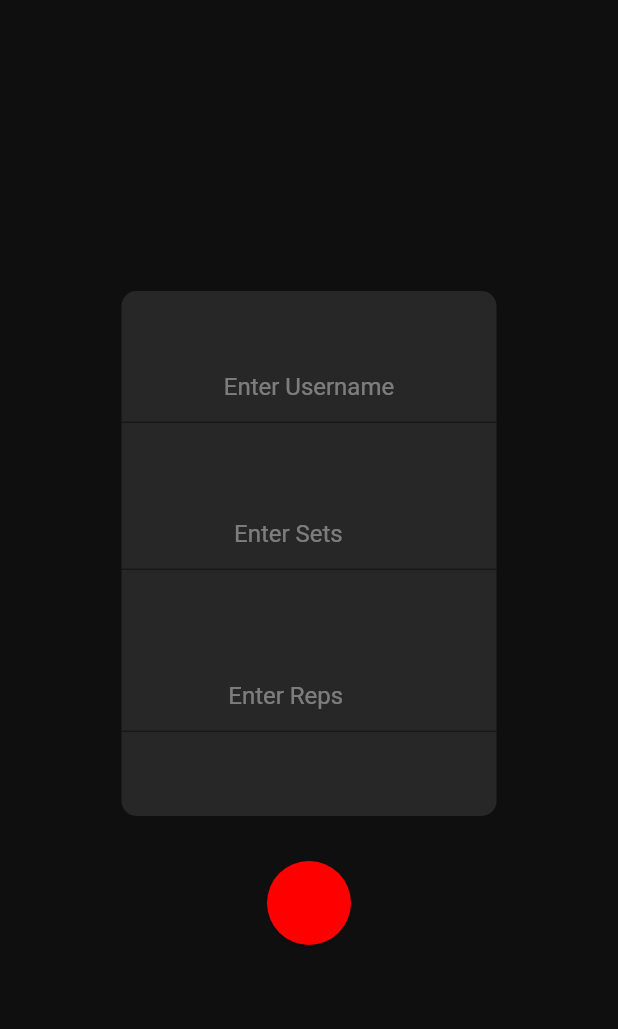
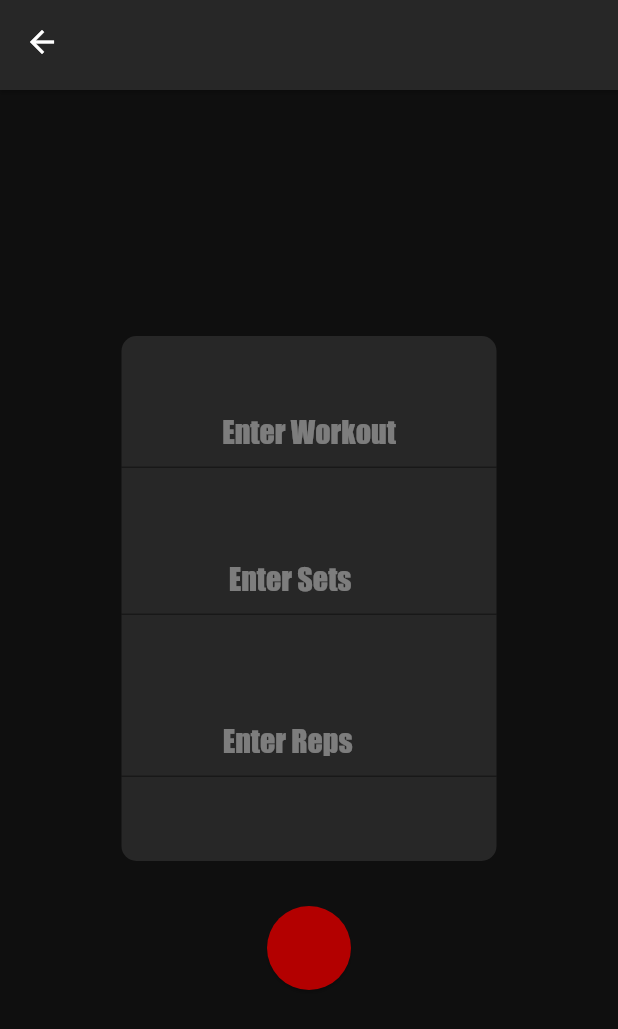
Before and after one commit to AndrewEllen/WorkoutApp, a Flutter app: the EditCurrentWorkout screen opened directly with empty values, on a phone screen of 412 x 824 dp. Shown: the top 1029 px of the screen. Run offline on Flutter 3.47's test engine with Material 2 defaults, Android fonts, the phone set to English and light mode, and no system bars; our stand-ins replace flutter_dotenv, scroll_snap_list, shared_preferences, supabase, supabase_flutter; missing offline and left inert: scroll_indicator; accounts and stored records are empty.

Commit message:
Changed most fontSizes, the default font and default colours

```diff
--- a/workout_app/lib/Components/Containers/workoutlistcontainer.dart
+++ b/workout_app/lib/Components/Containers/workoutlistcontainer.dart
@@ -29,7 +29,8 @@ class WorkoutListContainer extends StatelessWidget {
         child: Text(
           workout,
           style: TextStyle(
-            color: Colors.white,
+            color: tertiary,
+            fontSize: 20,
           ),
         ),
       ),
--- a/workout_app/lib/Components/Screens/workoutscontainer.dart
+++ b/workout_app/lib/Components/Screens/workoutscontainer.dart
@@ -54,7 +54,7 @@ class _WorkoutsContainerState extends State<WorkoutsContainer> {
       height: widget.widthvalue,
       margin: EdgeInsets.all(10),
       decoration: BoxDecoration(
-        color: AppbarColour,
+        color: secondary,
         borderRadius: BorderRadius.all(Radius.circular(5)),
       ),
       child: ClipRRect(
--- a/workout_app/lib/Components/SideBar/sidebar.dart
+++ b/workout_app/lib/Components/SideBar/sidebar.dart
@@ -100,7 +100,7 @@ class _CustomSideBarState extends State<CustomSideBar> {
                     child: Text(
                       'User: ${_loading ? currentUser?.email : username}',
                       style: TextStyle(
-                        fontSize: 13,
+                        fontSize: 18,
                         color: widget.sidebaraccentcolour,
                         shadows: [
                           Shadow(
--- a/workout_app/lib/Screens/Workouts/editcurrentworkout.dart
+++ b/workout_app/lib/Screens/Workouts/editcurrentworkout.dart
@@ -1,6 +1,6 @@
 import 'dart:async';
-
 import 'package:flutter/material.dart';
+import 'package:workout_app/Components/Navbar/Navbar.dart';
 import '../../constants.dart';
 
 class EditCurrentWorkout extends StatefulWidget {
@@ -76,6 +76,11 @@ class _EditCurrentWorkoutState extends State<EditCurrentWorkout> {
   Widget build(BuildContext context) {
     return SafeArea(
         child: Scaffold(
+            appBar: CustomAppBar(
+              appbaraccentcolour: WorkoutsAccentColour,
+              appbarcolour: secondary,
+              appbartitle: widget.day,
+            ),
           backgroundColor: primary,
           body: Center(
             child: Column(
@@ -106,13 +111,15 @@ class _EditCurrentWorkoutState extends State<EditCurrentWorkout> {
                                     controller: _workoutController,
                                     cursorColor: Colors.white,
                                     style: TextStyle(
-                                      color: Colors.white,
+                                      color: tertiary,
+                                      fontSize: 20
                                     ),
                                     textAlign: TextAlign.center,
                                     decoration: InputDecoration(
-                                      hintText: 'Enter Username',
+                                      hintText: 'Enter Workout',
                                       hintStyle: TextStyle(
                                         color: Color.fromRGBO(255, 255, 255, 0.4),
+                                        fontSize: 20,
                                       ),
                                       focusedBorder: UnderlineInputBorder(
                                         borderSide: new BorderSide(color: Colors.white),
@@ -134,7 +141,8 @@ class _EditCurrentWorkoutState extends State<EditCurrentWorkout> {
                                     controller: _setsController,
                                     cursorColor: Colors.white,
                                     style: TextStyle(
-                                      color: Colors.white,
+                                        color: tertiary,
+                                        fontSize: 20
                                     ),
                                     textAlign: TextAlign.center,
                                     decoration: InputDecoration(
@@ -145,6 +153,7 @@ class _EditCurrentWorkoutState extends State<EditCurrentWorkout> {
                                       hintText: 'Enter Sets',
                                       hintStyle: TextStyle(
                                         color: Color.fromRGBO(255, 255, 255, 0.4),
+                                        fontSize: 20,
                                       ),
                                       focusedBorder: UnderlineInputBorder(
                                         borderSide: new BorderSide(color: Colors.white),
@@ -166,7 +175,8 @@ class _EditCurrentWorkoutState extends State<EditCurrentWorkout> {
                                     controller: _repsController,
                                     cursorColor: Colors.white,
                                     style: TextStyle(
-                                      color: Colors.white,
+                                        color: tertiary,
+                                        fontSize: 20
                                     ),
                                     textAlign: TextAlign.center,
                                     decoration: InputDecoration(
@@ -177,6 +187,7 @@ class _EditCurrentWorkoutState extends State<EditCurrentWorkout> {
                                       hintText: 'Enter Reps',
                                       hintStyle: TextStyle(
                                         color: Color.fromRGBO(255, 255, 255, 0.4),
+                                        fontSize: 20,
                                       ),
                                       focusedBorder: UnderlineInputBorder(
                                         borderSide: new BorderSide(color: Colors.white),
--- a/workout_app/lib/Screens/Workouts/workouthome.dart
+++ b/workout_app/lib/Screens/Workouts/workouthome.dart
@@ -253,6 +253,10 @@ class _WorkoutHomeScreenState extends State<WorkoutHomeScreen>
                     focusElevation: 0,
                     highlightElevation: 0,
                     backgroundColor: WorkoutsAccentColour,
+                    child: Icon(
+                      Icons.edit,
+                      size: 35,
+                    ),
                   ),
                 )
               ],
--- a/workout_app/lib/Screens/Workouts/workoutsscreen.dart
+++ b/workout_app/lib/Screens/Workouts/workoutsscreen.dart
@@ -146,7 +146,7 @@ class _WorkoutListScreenState extends State<WorkoutListScreen> {
                   height: 500,
                   margin: EdgeInsets.all(10),
                   decoration: BoxDecoration(
-                    color: AppbarColour,
+                    color: secondary,
                     borderRadius: BorderRadius.all(Radius.circular(5)),
                   )) : Container(
                 child: WorkoutsContainer(
@@ -190,12 +190,14 @@ class _WorkoutListScreenState extends State<WorkoutListScreen> {
                     cursorColor: Colors.white,
                     style: TextStyle(
                       color: Colors.white,
+                      fontSize: 20,
                     ),
                     textAlign: TextAlign.center,
                     decoration: InputDecoration(
                       hintText: 'Enter Workout',
                       hintStyle: TextStyle(
                         color: Color.fromRGBO(255, 255, 255, 0.4),
+                        fontSize: 20,
                       ),
                       focusedBorder: UnderlineInputBorder(
                         borderSide: new BorderSide(color: Colors.white),
--- a/workout_app/lib/constants.dart
+++ b/workout_app/lib/constants.dart
@@ -8,7 +8,7 @@ final supabase = Supabase.instance.client;
 const Color primary = Color.fromRGBO(15, 15, 15, 1.0);
 const Color secondary = Color.fromRGBO(39,39,39, 1.0);
 const Color tertiary = Color.fromRGBO(255, 255, 255, 1.0);
-const Color WorkoutsAccentColour = Color.fromRGBO(255, 0, 0, 1.0);
+const Color WorkoutsAccentColour = Color.fromRGBO(179, 0, 0, 1.0);
 const Color DietAccentColour = Color.fromRGBO(27, 123, 0, 1.0);
 const Color OtherAccentColour = Color.fromRGBO(50, 119, 250, 1.0);
 const Color defaultLoginBackgroundColour = Color(0XFF181818);
@@ -44,7 +44,7 @@ const Color SideBarColour = Color.fromRGBO(50, 50, 50, 1.0);
 
 // SideBar Menu
 const TextStyle sideBarMenuTextStyle = TextStyle(
-  fontSize: 20,
+  fontSize: 23,
   fontWeight: FontWeight.w400,
   color: Colors.white,
 );
@@ -58,7 +58,7 @@ const EdgeInsets sideBarMenuMargin = EdgeInsets.only(
 // TextBuilder
 
 const TextStyle textBuilderTextStyle = TextStyle(
-  fontSize: 20,
+  fontSize: 25,
   fontWeight: FontWeight.w300,
   color: Colors.white,
   decoration: TextDecoration.underline,
--- a/workout_app/lib/main.dart
+++ b/workout_app/lib/main.dart
@@ -26,6 +26,9 @@ class MyApp extends StatelessWidget {
   Widget build(BuildContext context) {
     return MaterialApp(
       title: 'Fitness Tracker',
+      theme: ThemeData(
+        fontFamily: 'Impact',
+      ),
       color: primary,
       debugShowCheckedModeBanner: false,
       initialRoute: '/',
--- a/workout_app/pubspec.yaml
+++ b/workout_app/pubspec.yaml
@@ -62,6 +62,11 @@ flutter:
     - assets/diet.png
     - assets/logo.png
 
+  fonts:
+    - family: Impact
+      fonts:
+        - asset: fonts/impact.ttf
+
   # To add assets to your application, add an assets section, like this:
   # assets:
   #   - images/a_dot_burr.jpeg
```
Also changed, not shown: workout_app/lib/Components/Navbar/Navbar.dart (+2 -13 lines), workout_app/lib/Screens/Main/homescreen.dart (+29 -2 lines), workout_app/lib/Screens/Main/loginscreen.dart (+14 -5 lines), workout_app/fonts/impact.ttf (added).
